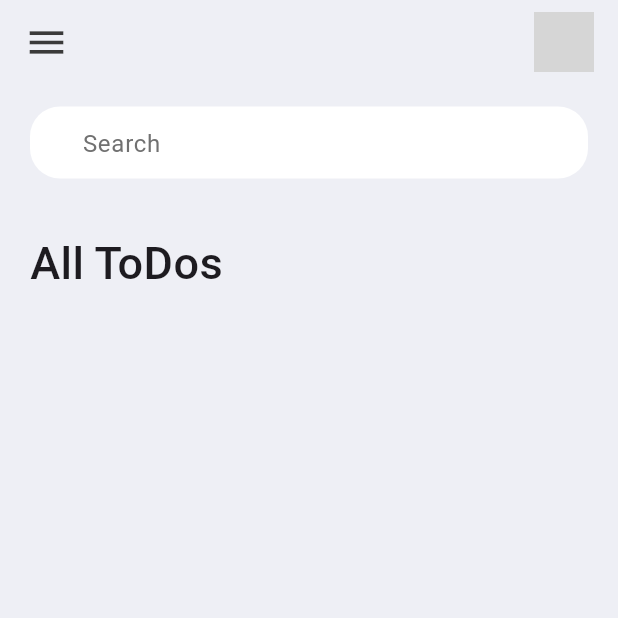
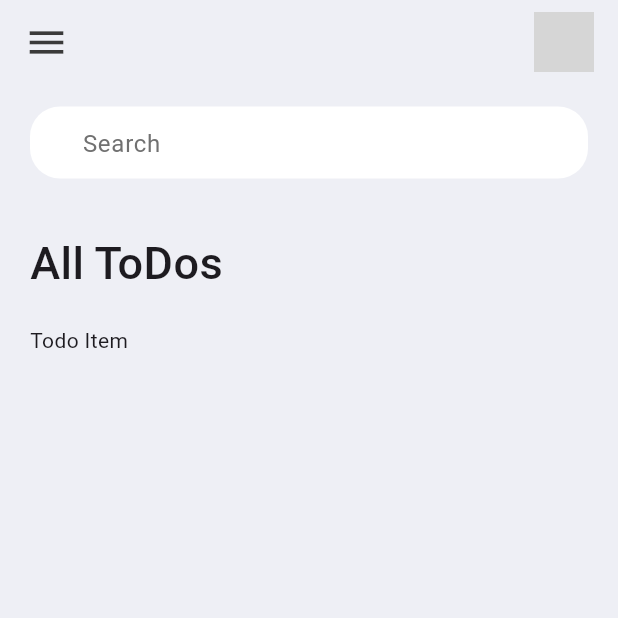
Before and after one commit to Nithish11/Cognorise_infor-intrn, a Flutter app: the screen it shows after launch, on a phone screen of 412 x 824 dp, the top half of it. Run offline on Flutter 3.47's test engine with Material 3 defaults, Android fonts, the phone set to English and light mode, and no system bars; grey boxes are pictures that could not be loaded.

Commit message:
feat:added the widget file

```diff
--- a/todo_list/lib/screens/home.dart
+++ b/todo_list/lib/screens/home.dart
@@ -1,7 +1,6 @@
-import 'package:flutter/cupertino.dart';
 import 'package:flutter/material.dart';
-import 'package:flutter/widgets.dart';
 import 'package:todo_list/constants/colors.dart';
+import '../widgets/todo_item.dart';
 
 class todolist extends StatefulWidget {
   const todolist({super.key});
@@ -33,7 +32,8 @@ class _todolistState extends State<todolist> {
                         fontWeight: FontWeight.w500,
                       ),
                     ),
-                  )
+                  ),
+                  ToDoItem()
                 ],
               ),
             )
--- /dev/null
+++ b/todo_list/lib/widgets/todo_item.dart
@@ -0,0 +1,17 @@
+import 'package:flutter/material.dart';
+
+class ToDoItem extends StatefulWidget {
+  const ToDoItem({super.key});
+
+  @override
+  State<ToDoItem> createState() => _ToDoItemState();
+}
+
+class _ToDoItemState extends State<ToDoItem> {
+  @override
+  Widget build(BuildContext context) {
+    return Container(
+      child: Text("Todo Item"),
+    );
+  }
+}
```
